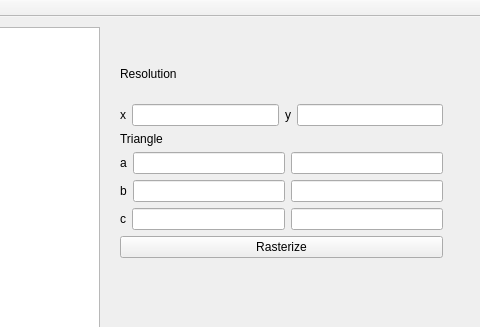
Shekeen/Rasterizer, file mainwindow.ui: the form before one commit; both pictures show x 321 to 801 and y 0 to 327 of the 801 by 457 pixel window.
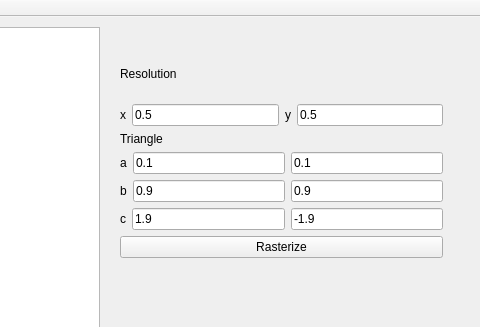
The form after the commit.

Commit message: Coloured pixels and default values

What changed in the file:
```diff
--- a/mainwindow.ui
+++ b/mainwindow.ui
@@ -24,7 +24,7 @@
      </rect>
     </property>
    </widget>
-   <widget class="QWidget" name="">
+   <widget class="QWidget" name="layoutWidget">
     <property name="geometry">
      <rect>
       <x>430</x>
@@ -53,7 +53,11 @@
           </widget>
          </item>
          <item>
-          <widget class="QLineEdit" name="lineEdit_resolutionX"/>
+          <widget class="QLineEdit" name="lineEdit_resolutionX">
+           <property name="text">
+            <string>0.5</string>
+           </property>
+          </widget>
          </item>
          <item>
           <widget class="QLabel" name="label_3">
@@ -63,7 +67,11 @@
           </widget>
          </item>
          <item>
-          <widget class="QLineEdit" name="lineEdit_resolutionY"/>
+          <widget class="QLineEdit" name="lineEdit_resolutionY">
+           <property name="text">
+            <string>0.5</string>
+           </property>
+          </widget>
          </item>
         </layout>
        </item>
@@ -90,10 +98,18 @@
             </widget>
            </item>
            <item>
-            <widget class="QLineEdit" name="lineEdit_aX"/>
+            <widget class="QLineEdit" name="lineEdit_aX">
+             <property name="text">
+              <string>0.1</string>
+             </property>
+            </widget>
            </item>
            <item>
-            <widget class="QLineEdit" name="lineEdit_aY"/>
+            <widget class="QLineEdit" name="lineEdit_aY">
+             <property name="text">
+              <string>0.1</string>
+             </property>
+            </widget>
            </item>
           </layout>
          </item>
@@ -107,10 +123,18 @@
             </widget>
            </item>
            <item>
-            <widget class="QLineEdit" name="lineEdit_bX"/>
+            <widget class="QLineEdit" name="lineEdit_bX">
+             <property name="text">
+              <string>0.9</string>
+             </property>
+            </widget>
            </item>
            <item>
-            <widget class="QLineEdit" name="lineEdit_bY"/>
+            <widget class="QLineEdit" name="lineEdit_bY">
+             <property name="text">
+              <string>0.9</string>
+             </property>
+            </widget>
            </item>
           </layout>
          </item>
@@ -124,10 +148,18 @@
             </widget>
            </item>
            <item>
-            <widget class="QLineEdit" name="lineEdit_cX"/>
+            <widget class="QLineEdit" name="lineEdit_cX">
+             <property name="text">
+              <string>1.9</string>
+             </property>
+            </widget>
            </item>
            <item>
-            <widget class="QLineEdit" name="lineEdit_cY"/>
+            <widget class="QLineEdit" name="lineEdit_cY">
+             <property name="text">
+              <string>-1.9</string>
+             </property>
+            </widget>
            </item>
           </layout>
          </item>
```
The commit also changes 1 other file.
